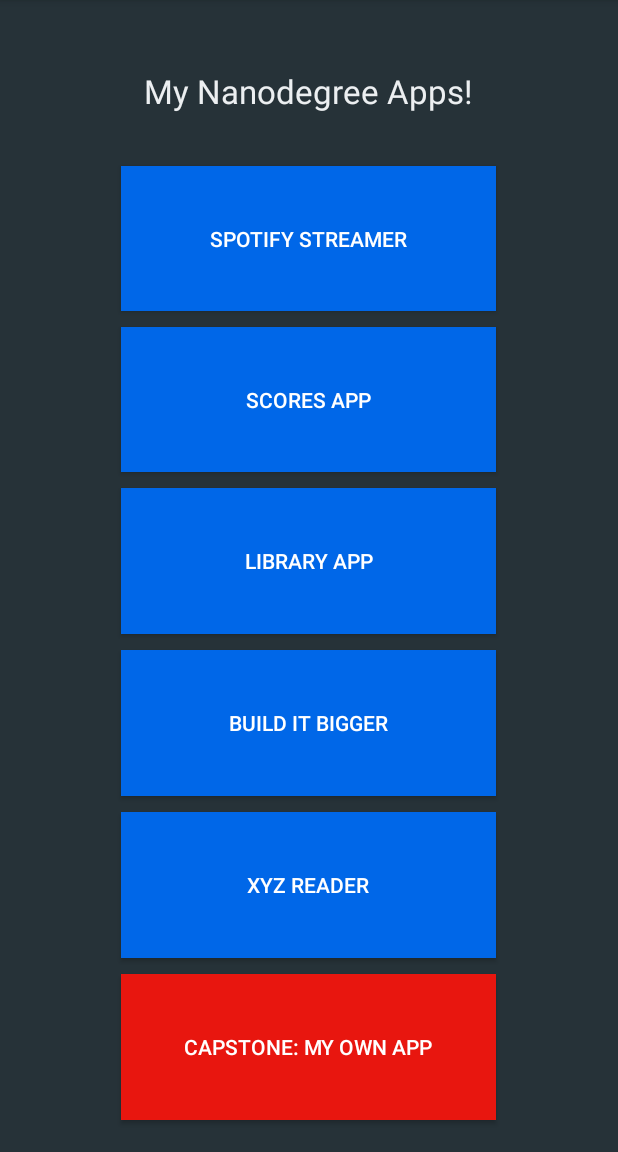
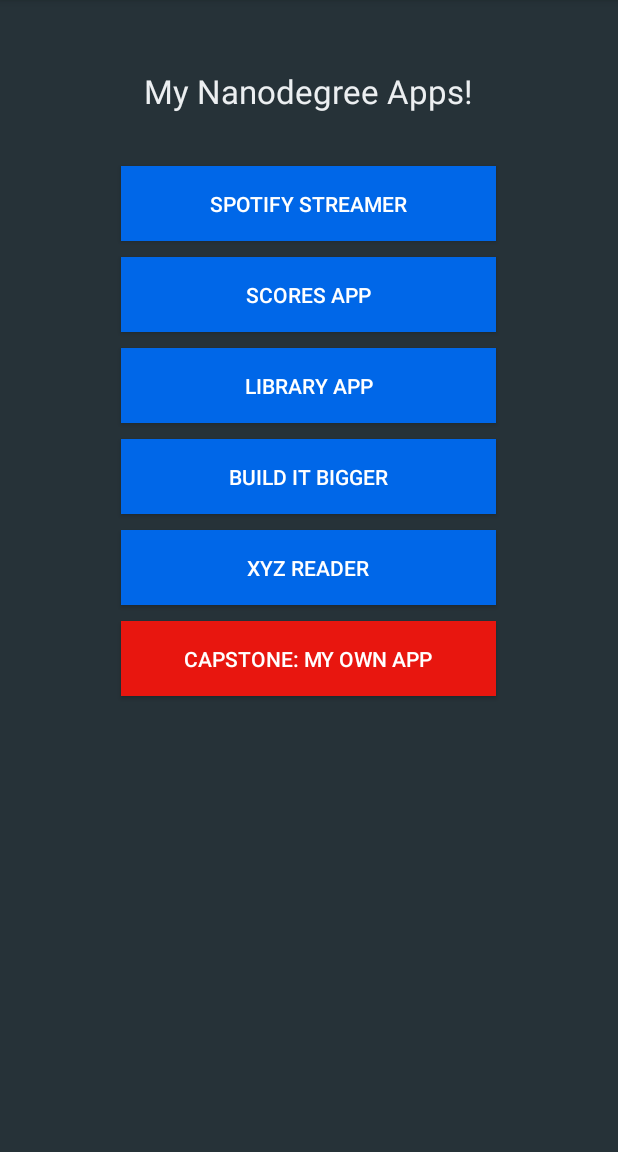
Before and after one commit to Jkirschbrown/turbulent-weasel, an Android app: the screen it shows after launch (MainActivity), on a phone screen of 412 x 824 dp, the part 84-1236 px from its top. Run offline under Robolectric (Android 15) with nearby library versions, the phone set to English and light mode, and no system bars.

Commit message:
Revert "Weighted"
This reverts commit 97fb705e3eef5f19d415394327fccebb0454e0d4.

```diff
--- a/MyAppPortfolio/app/src/main/res/layout/activity_main.xml
+++ b/MyAppPortfolio/app/src/main/res/layout/activity_main.xml
@@ -1,12 +1,10 @@
-<LinearLayout xmlns:android="http://schemas.android.com/apk/res/android"
+<RelativeLayout xmlns:android="http://schemas.android.com/apk/res/android"
     xmlns:tools="http://schemas.android.com/tools" android:layout_width="match_parent"
     android:layout_height="match_parent" android:paddingLeft="@dimen/activity_horizontal_margin"
-    android:paddingRight="16dp"
+    android:paddingRight="@dimen/activity_horizontal_margin"
     android:paddingTop="@dimen/activity_vertical_margin"
     android:background="#263238"
-    android:orientation="vertical"
-    android:gravity="center"
-    android:paddingBottom="16dp" tools:context=".MainActivity">
+    android:paddingBottom="@dimen/activity_vertical_margin" tools:context=".MainActivity">
 
     <TextView
         android:layout_width="wrap_content"
@@ -79,4 +77,4 @@
         android:layout_below="@+id/button5"
         android:layout_centerHorizontal="true" />
 
-</LinearLayout>
+</RelativeLayout>
--- a/MyAppPortfolio/app/src/main/res/values/styles.xml
+++ b/MyAppPortfolio/app/src/main/res/values/styles.xml
@@ -7,8 +7,7 @@
 
     <style name="Buttons">
         <item name = "android:width">250dp</item>
-        <item name = "android:height">0dp</item>
-        <item name = "android:layout_weight">1</item>
+        <item name = "android:height">50dp</item>
         <item name = "android:layout_margin">5dp</item>
         <item name="android:background">#0067E8</item>
         <item name="android:textColor">#FFFFFF</item>
```
